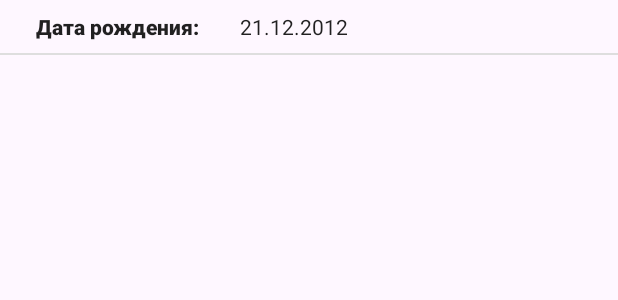
After one commit to tent1s/eservice, an Android app: the layout item_base_info_education_card.xml on its own in the app's theme, with its tools: preview values and no code run, on a phone screen of 412 x 824 dp. The commit adds this screen. Shown: the top 300 px of the screen. Run offline under Robolectric (Android 15) with nearby library versions, the phone set to English and light mode, and no system bars.

Commit message:
migration to material 3 and add base info

```diff
--- a/app/src/main/res/layout/fragment_education_card.xml
+++ b/app/src/main/res/layout/fragment_education_card.xml
@@ -8,6 +8,7 @@
         android:id="@+id/appBarLayout"
         android:layout_width="match_parent"
         app:layout_constraintEnd_toEndOf="parent"
+        style="@style/Widget.MaterialComponents.Toolbar.Primary"
         app:layout_constraintStart_toStartOf="parent"
         app:layout_constraintTop_toTopOf="parent"
         android:layout_height="wrap_content">
--- /dev/null
+++ b/app/src/main/res/layout/item_base_info_education_card.xml
@@ -0,0 +1,44 @@
+<?xml version="1.0" encoding="utf-8"?>
+<androidx.constraintlayout.widget.ConstraintLayout xmlns:android="http://schemas.android.com/apk/res/android"
+    xmlns:app="http://schemas.android.com/apk/res-auto"
+    xmlns:tools="http://schemas.android.com/tools"
+    android:layout_width="match_parent"
+    android:layout_height="wrap_content">
+
+    <TextView
+        android:id="@+id/title"
+        android:layout_width="wrap_content"
+        android:layout_height="wrap_content"
+        android:layout_marginStart="24dp"
+        android:textSize="14sp"
+        style="@style/TextAppearance.AppCompat.Title"
+        android:layout_marginTop="8dp"
+        android:textStyle="bold"
+        android:ems="8"
+        app:layout_constraintStart_toStartOf="parent"
+        app:layout_constraintTop_toTopOf="parent"
+        tools:text="Дата рождения:"/>
+
+    <TextView
+        android:id="@+id/content"
+        android:layout_width="0dp"
+        android:layout_height="wrap_content"
+        android:layout_marginStart="8dp"
+        android:layout_marginTop="8dp"
+        android:layout_marginEnd="24dp"
+        style="@style/TextAppearance.AppCompat.Body1"
+        app:layout_constraintEnd_toEndOf="parent"
+        app:layout_constraintStart_toEndOf="@+id/title"
+        app:layout_constraintTop_toTopOf="parent"
+        tools:text="21.12.2012" />
+
+    <View
+        android:layout_width="0dp"
+        android:layout_height="1dp"
+        android:background="@color/gray"
+        android:layout_marginTop="8dp"
+        app:layout_constraintBottom_toBottomOf="parent"
+        app:layout_constraintEnd_toEndOf="parent"
+        app:layout_constraintStart_toStartOf="parent"
+        app:layout_constraintTop_toBottomOf="@+id/content" />
+</androidx.constraintlayout.widget.ConstraintLayout>
--- a/app/src/main/res/layout/item_service.xml
+++ b/app/src/main/res/layout/item_service.xml
@@ -9,6 +9,7 @@
         android:layout_width="match_parent"
         android:layout_height="match_parent"
         android:layout_marginHorizontal="20dp"
+        style="@style/Widget.Material3.CardView.Elevated"
         android:layout_marginBottom="20dp"
         android:backgroundTint="@color/grayLight">
 
@@ -47,6 +48,8 @@
                 android:layout_width="100dp"
                 android:layout_height="100dp"
                 android:layout_marginStart="24dp"
+                android:backgroundTint="@color/white"
+                style="@style/Widget.Material3.CardView.Elevated"
                 android:layout_marginTop="20dp"
                 app:cardCornerRadius="40dp"
                 app:cardElevation="10dp"
--- a/app/src/main/res/values/themes.xml
+++ b/app/src/main/res/values/themes.xml
@@ -1,7 +1,6 @@
 <resources xmlns:tools="http://schemas.android.com/tools">
 
-    <style name="Theme.Eservice" parent="Theme.MaterialComponents.Light.NoActionBar">
-        view_search_toolbar
+    <style name="Theme.Eservice" parent="Theme.Material3.Light.NoActionBar">
         <item name="colorPrimary">@color/primaryColor</item>
         <item name="colorPrimaryVariant">@color/primaryDarkColor</item>
         <item name="colorOnPrimary">@color/primaryLightColor</item>
```
Also changed, not shown: app/build.gradle (+6 -6 lines), app/src/main/java/ru/omsu/eservice/ui/screen/educationcard/EducationViewPagerFragment.kt (+17 -2 lines), app/src/main/java/ru/omsu/eservice/ui/screen/educationcard/EducationViewPagerViewModel.kt (added, +61 -0 lines), app/src/main/java/ru/omsu/eservice/ui/screen/educationcard/adapter/EducationCardBaseInfoAdapter.kt (added, +63 -0 lines), app/src/main/res/layout/fragment_education_view_pager.xml (+51 -12 lines), app/src/main/res/values/strings.xml (+10 -0 lines).
